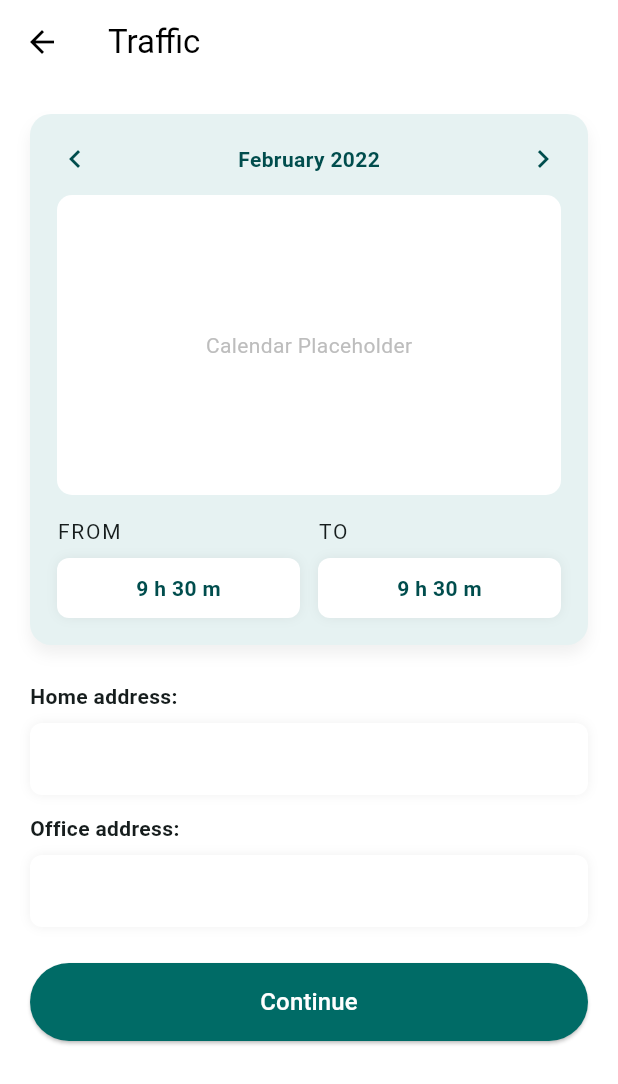
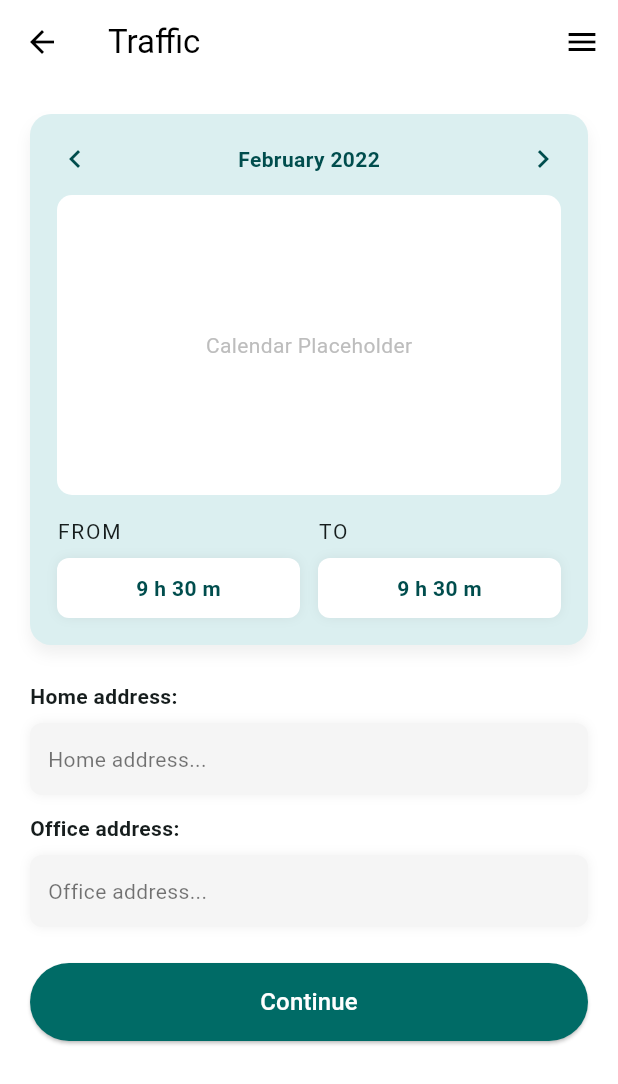
Before and after one commit to ITSSBackToSchool/echipa2-mobile, a Flutter app: the TrafficPage screen opened by its route, on a phone screen of 412 x 824 dp. Shown: the top 1084 px of the screen. Run offline on Flutter 3.47's test engine with Material 3 defaults, Android fonts, the phone set to English and light mode, and no system bars; Roboto replaces fonts that are missing (Poppins).

Commit message:
Update traffic_page.dart

```diff
--- a/lib/pages/traffic_page.dart
+++ b/lib/pages/traffic_page.dart
@@ -3,9 +3,26 @@ import 'package:flutter/material.dart';
 class TrafficPage extends StatelessWidget {
   const TrafficPage({super.key});
 
+  // Helper to build a ListTile that navigates to a named route and closes the drawer
+  Widget _navItem(BuildContext context, IconData icon, String title, String route) {
+    return ListTile(
+      leading: Icon(icon, color: const Color(0xFF004D4D)),
+      title: Text(title),
+      onTap: () {
+        Navigator.pop(context); // close drawer
+        if (ModalRoute.of(context)?.settings.name != route) {
+          Navigator.pushNamed(context, route);
+        }
+      },
+    );
+  }
+
   @override
   Widget build(BuildContext context) {
+    final GlobalKey<ScaffoldState> _scaffoldKey = GlobalKey<ScaffoldState>();
+
     return Scaffold(
+      key: _scaffoldKey,
       appBar: AppBar(
         title: const Text("Traffic"),
         backgroundColor: Colors.white,
@@ -14,6 +31,45 @@ class TrafficPage extends StatelessWidget {
         leading: IconButton(
           icon: const Icon(Icons.arrow_back),
           onPressed: () => Navigator.pop(context),
+        ),
+        actions: [
+          IconButton(
+            icon: const Icon(Icons.menu),
+            onPressed: () => _scaffoldKey.currentState?.openDrawer(),
+          ),
+        ],
+      ),
+      drawer: Drawer(
+        child: SafeArea(
+          child: Column(
+            crossAxisAlignment: CrossAxisAlignment.stretch,
+            children: [
+              DrawerHeader(
+                decoration: const BoxDecoration(
+                  color: Color(0xFFE6F2F2),
+                ),
+                child: Column(
+                  crossAxisAlignment: CrossAxisAlignment.start,
+                  mainAxisAlignment: MainAxisAlignment.center,
+                  children: const [
+                    Text('OffiSeat', style: TextStyle(fontSize: 20, fontWeight: FontWeight.bold, color: Color(0xFF004D4D))),
+                    SizedBox(height: 6),
+                    Text('Navigate to a page', style: TextStyle(color: Colors.black54)),
+                  ],
+                ),
+              ),
+              // Navigation items (match bottom nav)
+              _navItem(context, Icons.home, 'Home', '/dashboard'),
+              _navItem(context, Icons.event_seat, 'Book My Seat', '/book_date'),
+              _navItem(context, Icons.meeting_room, 'Book An Office', '/book_room'),
+              _navItem(context, Icons.list_alt, 'My Bookings', '/my_bookings'),
+              _navItem(context, Icons.traffic, 'Traffic', '/traffic'),
+              _navItem(context, Icons.wb_sunny, 'Weather', '/weather'),
+              const Divider(),
+              _navItem(context, Icons.login, 'Login', '/login'),
+              _navItem(context, Icons.person_add, 'Register', '/register'),
+            ],
+          ),
         ),
       ),
       backgroundColor: Colors.white,
@@ -27,7 +83,7 @@ class TrafficPage extends StatelessWidget {
               width: double.infinity,
               padding: const EdgeInsets.all(18),
               decoration: BoxDecoration(
-                color: const Color(0xFFE6F2F2),
+                color: const Color(0xFFDBEFF0),
                 borderRadius: BorderRadius.circular(14),
                 boxShadow: [
                   BoxShadow(
@@ -133,11 +189,11 @@ class TrafficPage extends StatelessWidget {
                   width: double.infinity,
                   padding: const EdgeInsets.symmetric(vertical: 14, horizontal: 12),
                   decoration: BoxDecoration(
-                    color: Colors.white,
+                    color: const Color(0xFFF5F5F5),
                     borderRadius: BorderRadius.circular(8),
                     boxShadow: [BoxShadow(color: Colors.black.withOpacity(0.06), blurRadius: 6)],
                   ),
-                  child: const Text(''),
+                  child: const Text('Home address...', style: TextStyle(color: Colors.black54)),
                 ),
                 const SizedBox(height: 12),
                 const Text('Office address:', style: TextStyle(fontWeight: FontWeight.w600)),
@@ -146,11 +202,11 @@ class TrafficPage extends StatelessWidget {
                   width: double.infinity,
                   padding: const EdgeInsets.symmetric(vertical: 14, horizontal: 12),
                   decoration: BoxDecoration(
-                    color: Colors.white,
+                    color: const Color(0xFFF5F5F5),
                     borderRadius: BorderRadius.circular(8),
                     boxShadow: [BoxShadow(color: Colors.black.withOpacity(0.06), blurRadius: 6)],
                   ),
-                  child: const Text(''),
+                  child: const Text('Office address...', style: TextStyle(color: Colors.black54)),
                 ),
               ],
             ),
```
